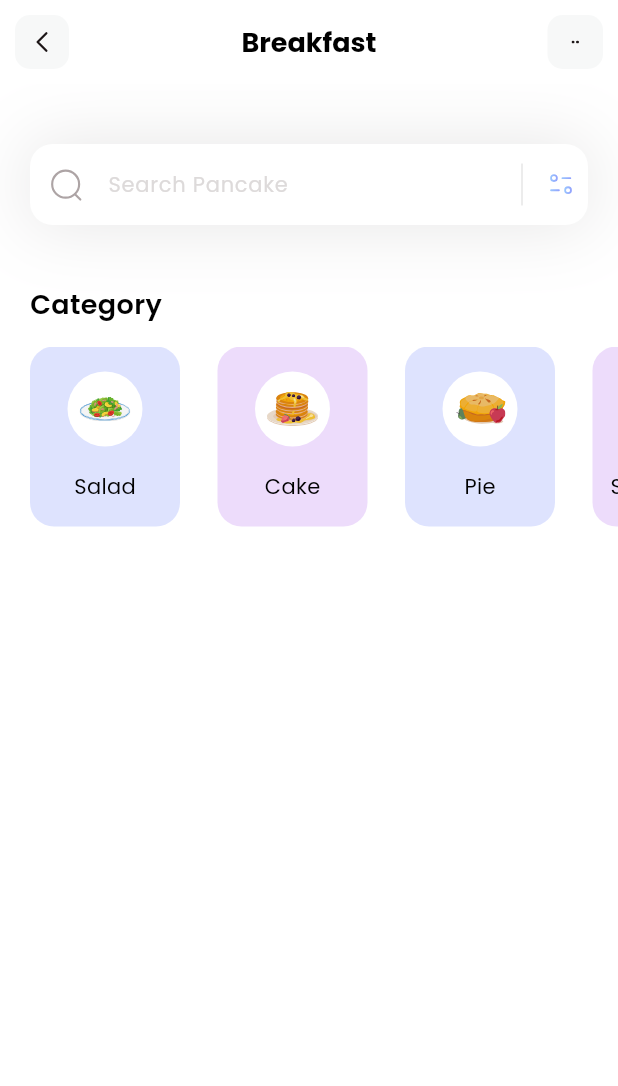
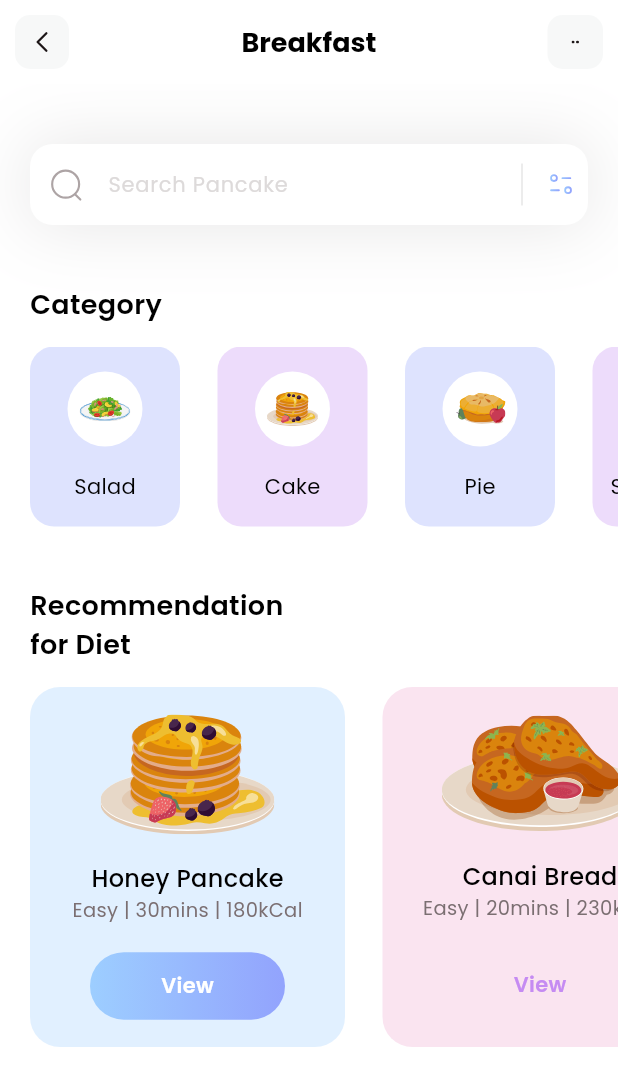
Before and after one commit to natmwong/Flutter-fitnessApp-UI, a Flutter app: the screen it shows after launch, on a phone screen of 412 x 824 dp. Shown: the top 1086 px of the screen. Run offline on Flutter 3.47's test engine with Material 3 defaults, Android fonts, the phone set to English and light mode, and no system bars; our stand-ins replace flutter_svg.

Commit message:
Implemented Diet Reccomendation section

```diff
--- /dev/null
+++ b/lib/models/diet_model.dart
@@ -0,0 +1,51 @@
+import 'package:flutter/material.dart';
+
+class DietModel {
+  String name;
+  String iconPath;
+  String level;
+  String duration;
+  String calorie;
+  Color boxColor;
+  bool viewIsSelected;
+
+  DietModel({
+    required this.name,
+    required this.iconPath,
+    required this.level,
+    required this.duration,
+    required this.calorie,
+    required this.boxColor,
+    required this.viewIsSelected
+  });
+
+  static List < DietModel > getDiets() {
+    List < DietModel > diets = [];
+
+    diets.add(
+      DietModel(
+       name: 'Honey Pancake',
+       iconPath: 'assets/icons/honey-pancakes.svg',
+       level: 'Easy',
+       duration: '30mins',
+       calorie: '180kCal',
+       viewIsSelected: true,
+       boxColor: Color(0xff9DCEFF)
+      )
+    );
+
+    diets.add(
+      DietModel(
+       name: 'Canai Bread',
+       iconPath: 'assets/icons/canai-bread.svg',
+       level: 'Easy',
+       duration: '20mins',
+       calorie: '230kCal',
+       viewIsSelected: false,
+       boxColor: Color(0xffEEA4CE)
+      )
+    );
+
+    return diets;
+  }
+}
--- a/lib/pages/home.dart
+++ b/lib/pages/home.dart
@@ -1,6 +1,7 @@
 import 'package:flutter/material.dart';
 import 'package:flutter_svg/flutter_svg.dart';
 import 'package:fitness/models/category_model.dart';
+import 'package:fitness/models/diet_model.dart';
 
 class HomePage extends StatefulWidget {
   HomePage({super.key});
@@ -11,14 +12,16 @@ class HomePage extends StatefulWidget {
 
 class _HomePageState extends State<HomePage> {
   List<CategoryModel> categories = [];
+  List<DietModel> diets = [];
 
-  void _getCategories() {
+  void _getInitialInfo() {
     categories = CategoryModel.getCategories();
+    diets = DietModel.getDiets();
   }
 
   @override
   Widget build(BuildContext context) {
-    _getCategories();
+    _getInitialInfo();
     return Scaffold(
       appBar: appBar(),
       backgroundColor: Colors.white,
@@ -26,10 +29,10 @@ class _HomePageState extends State<HomePage> {
         crossAxisAlignment: CrossAxisAlignment.start,
         children: [
           _searchField(),
-          SizedBox(
-            height: 40,
-          ),
-          _categorySection()
+          SizedBox(height: 40,),
+          _categorySection(),
+          SizedBox(height: 40,),
+          _dietSection()
         ],
       ),
     );
@@ -44,9 +47,7 @@ class _HomePageState extends State<HomePage> {
           child: Text(
             'Category',
             style: TextStyle(
-                    color: Colors.black,
-                    fontSize: 18,
-                    fontWeight: FontWeight.w600),
+                color: Colors.black, fontSize: 18, fontWeight: FontWeight.w600),
           ),
         ),
         SizedBox(
@@ -57,18 +58,16 @@ class _HomePageState extends State<HomePage> {
           child: ListView.separated(
             itemCount: categories.length,
             scrollDirection: Axis.horizontal,
-                padding: EdgeInsets.only(
-                  left:20,
-                  right:20
+            padding: EdgeInsets.only(left: 20, right: 20),
+            separatorBuilder: (context, index) => SizedBox(
+              width: 25,
             ),
-                separatorBuilder: (context, index) => SizedBox(width: 25,),
             itemBuilder: (context, index) {
               return Container(
                 width: 100,
                 decoration: BoxDecoration(
                     color: categories[index].boxColor.withOpacity(0.3),
-                      borderRadius: BorderRadius.circular(16)
-                    ),
+                    borderRadius: BorderRadius.circular(16)),
                 child: Column(
                   mainAxisAlignment: MainAxisAlignment.spaceEvenly,
                   children: [
@@ -76,9 +75,7 @@ class _HomePageState extends State<HomePage> {
                       width: 50,
                       height: 50,
                       decoration: BoxDecoration(
-                            color: Colors.white,
-                            shape: BoxShape.circle
-                          ),
+                          color: Colors.white, shape: BoxShape.circle),
                       child: Padding(
                         padding: const EdgeInsets.all(8.0),
                         child: SvgPicture.asset(categories[index].iconPath),
@@ -89,13 +86,102 @@ class _HomePageState extends State<HomePage> {
                       style: TextStyle(
                           fontWeight: FontWeight.w400,
                           color: Colors.black,
+                          fontSize: 14),
+                    )
+                  ],
+                ),
+              );
+            },
+          ),
+        )
+      ],
+    );
+  }
+
+  Column _dietSection() {
+    return Column(
+          crossAxisAlignment: CrossAxisAlignment.start,
+          children: [
+            const Padding(
+              padding: EdgeInsets.only(left:20),
+              child: Text(
+                'Recommendation\nfor Diet',
+                  style: TextStyle(
+                  color: Colors.black,
+                  fontSize: 18,
+                  fontWeight: FontWeight.w600
+                ),
+              ),
+            ),
+            const SizedBox(height: 15,),
+            Container(
+              height: 240,
+              child: ListView.separated(
+                itemBuilder: (context, index) {
+                  return Container(
+                    width: 210,
+                    decoration: BoxDecoration(
+                      color: diets[index].boxColor.withOpacity(0.3),
+                      borderRadius: BorderRadius.circular(20)
+                    ),
+                    child: Column(
+                      mainAxisAlignment: MainAxisAlignment.spaceEvenly,
+                      children: [
+                        SvgPicture.asset(diets[index].iconPath),
+                        Column(
+                          children: [
+                            Text(
+                              diets[index].name,
+                              style: const TextStyle(
+                                fontWeight: FontWeight.w500,
+                                color: Colors.black,
+                                fontSize: 16
+                              ),
+                            ),
+                            Text(
+                              diets[index].level + ' | ' + diets[index].duration + ' | ' + diets[index].calorie,
+                              style: const TextStyle(
+                                color: Color(0xff7B6F72),
+                                fontSize: 13,
+                                fontWeight: FontWeight.w400
+                              ),
+                            ),
+                          ],
+                        ),
+                        Container(
+                          height: 45,
+                          width: 130,
+                          child: Center(
+                            child: Text(
+                              'View',
+                              style: TextStyle(
+                                color: diets[index].viewIsSelected ? Colors.white : const Color(0xffC58BF2),
+                                fontWeight: FontWeight.w600,
                                 fontSize: 14
+                              ),
+                            ),
+                          ),
+                          decoration: BoxDecoration(
+                            gradient: LinearGradient(
+                              colors: [
+                                diets[index].viewIsSelected ? const Color(0xff9DCEFF) : Colors.transparent,
+                                diets[index].viewIsSelected ? const Color(0xff92A3FD) : Colors.transparent
+                              ]
+                            ),
+                            borderRadius: BorderRadius.circular(50)
                           ),
                         )
                       ],
                     ),
                   );
                 },
+                separatorBuilder: (context, index) => const SizedBox(width: 25,),
+                itemCount: diets.length,
+                scrollDirection: Axis.horizontal,
+                padding: const EdgeInsets.only(
+                left: 20,
+                right: 20
+              ),
               ),
             )
           ],
```
Also changed, not shown: assets/icons/canai-bread.svg (added), assets/icons/honey-pancakes.svg (added). Lines whose indentation alone changed are shown as unchanged.
